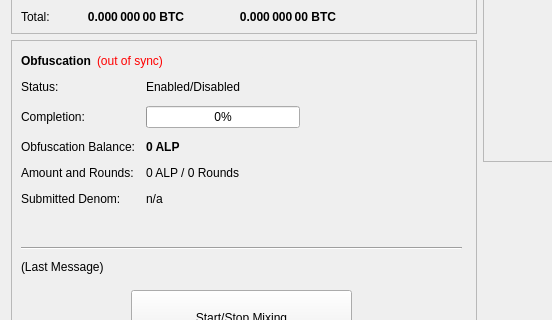
The window that src/qt/forms/overviewpage.ui (revivalist777/quarck) describes before a commit, drawn with Qt 5; both pictures show x 0 to 552 and y 182 to 502 of the 960 by 615 pixel window.
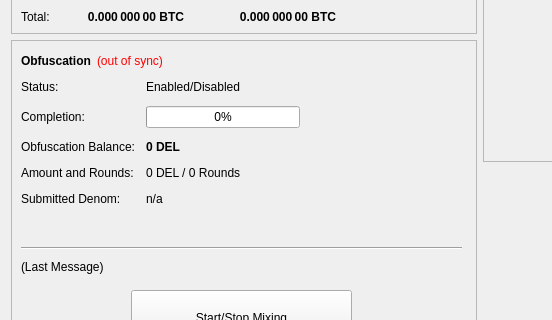
The same window after the commit.

Patch:
```diff
--- a/src/qt/forms/overviewpage.ui
+++ b/src/qt/forms/overviewpage.ui
@@ -474,7 +474,7 @@
               </font>
              </property>
              <property name="text">
-              <string notr="true">0 ALP</string>
+              <string notr="true">0 DEL</string>
              </property>
             </widget>
            </item>
@@ -488,7 +488,7 @@
            <item row="3" column="1">
             <widget class="QLabel" name="labelAmountRounds">
              <property name="text">
-              <string>0 ALP / 0 Rounds</string>
+              <string>0 DEL / 0 Rounds</string>
              </property>
             </widget>
            </item>
```
Left out of the diff: 6 changed lines with no effect on the pictures.
